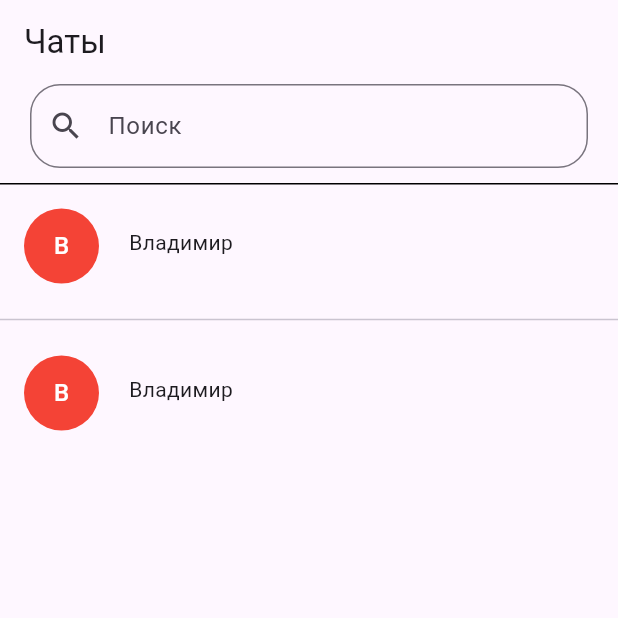
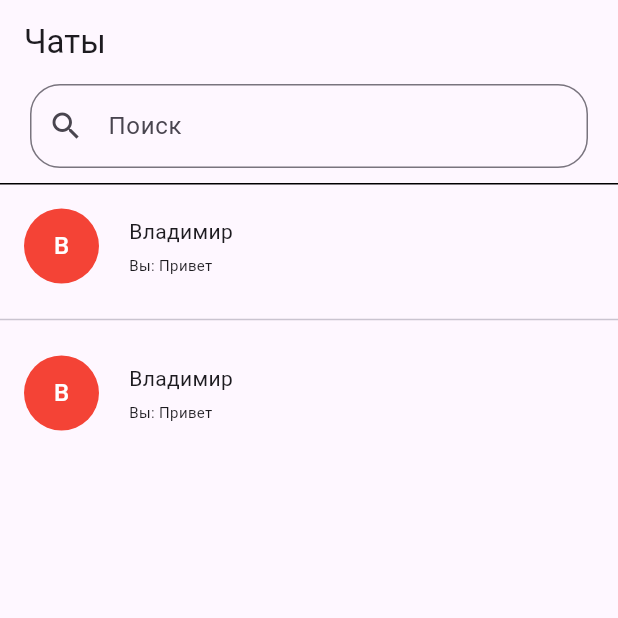
Before and after one commit to AbdullahAmangeldi/TestChatApp, a Flutter app: the screen it shows after launch, on a phone screen of 412 x 824 dp, the top half of it. Run offline on Flutter 3.47's test engine with Material 3 defaults, Android fonts, the phone set to English and light mode, and no system bars.

Commit message:
Added message search.

```diff
--- a/lib/chats_page.dart
+++ b/lib/chats_page.dart
@@ -1,5 +1,6 @@
+import 'package:test_chat_app/message.dart';
+import 'package:test_chat_app/user.dart';
 import 'package:flutter/material.dart';
-import 'package:test_chat_app/user.dart';
 
 import 'chat_page.dart';
 
@@ -7,16 +8,48 @@ List<User> listUsers = [
   User(
     name: 'Владимир',
     color: Colors.red,
-    messenges: []
-
+    messages: [
+      Message.divider(message: '27.01.22'),
+      Message(
+        'Сделай мне кофе, пожалуйста',
+        DateTime.now(),
+        true,
+        false,
+      ),
+      Message.divider(message: 'Сегодня'),
+      Message('Привет', DateTime.now(), true, false),
+    ],
   ),
   User(
     name: 'Владимир',
     color: Colors.red,
-    messenges: []
-
+    messages: [
+      Message.divider(message: '27.01.22'),
+      Message('Сделай мне кофе, пожалуйста', DateTime.now(), true, false),
+      Message.divider(message: 'Сегодня'),
+      Message('Привет', DateTime.now(), true, false),
+    ],
   )
 ];
+
+List<Message> allMessages(List<User> userList) {
+  List<Message> allMessages = [];
+  for (User user in userList) {
+    allMessages.addAll(
+      user.messages.where(
+            (Message message) {
+          if (message.isDivider) {
+            return false;
+          } else {
+            return true;
+          }
+        },
+      ),
+    );
+  }
+  return allMessages;
+}
+
 class ChatsPage extends StatefulWidget {
   const ChatsPage({super.key});
 
@@ -25,6 +58,11 @@ class ChatsPage extends StatefulWidget {
 }
 
 class _ChatsPageState extends State<ChatsPage> {
+  TextEditingController searchController = TextEditingController();
+
+  List<Message> originalList = allMessages(listUsers);
+  List<Message> filteredList = allMessages(listUsers);
+
   @override
   Widget build(BuildContext context) {
     return Scaffold(
@@ -36,7 +74,11 @@ class _ChatsPageState extends State<ChatsPage> {
           Padding(
               padding: const EdgeInsets.symmetric(horizontal: 20),
               child: TextField(
-
+                onChanged: (text) {
+                  filterMessages(searchController.text);
+                  setState(() {});
+                },
+                controller: searchController,
                 decoration: InputDecoration(
                   prefixIcon: const Icon(Icons.search),
                   border: OutlineInputBorder(
@@ -53,7 +95,8 @@ class _ChatsPageState extends State<ChatsPage> {
             height: 1,
           ),
           Expanded(
-            child: ListView.separated(
+              child: (searchController.text.trim().isEmpty)
+                  ? ListView.separated(
                 separatorBuilder: (context, index) {
                   return const Divider();
                 },
@@ -61,10 +104,14 @@ class _ChatsPageState extends State<ChatsPage> {
                 itemBuilder: (context, index) {
                   User user = listUsers[index];
 
+                  String lastMessage = (user.messages.last.isSender )? user.messages.last.message : "Вы: ${user.messages.last.message } ";
+                  Message message = user.messages.last;
+                  if ( message.dateSent!.day != DateTime.now().day ) {
 
 
+                  }
 
-
+                  {}
                   return InkWell(
                     onTap: () {
                       Navigator.of(context)
@@ -96,7 +143,11 @@ class _ChatsPageState extends State<ChatsPage> {
                             children: [
                               Text(user.name),
                               SizedBox(height: 5,),
-
+                              Text(
+                                lastMessage,
+                                style: const TextStyle(fontSize: 10),
+                                textAlign: TextAlign.left,
+                              )
                             ],
                           ),
                           Spacer(),
@@ -106,11 +157,45 @@ class _ChatsPageState extends State<ChatsPage> {
                     ),
                   );
                 },
-            ),
               )
-
+                  : messageSearch(filteredList)),
         ],
       ),
     );
   }
+
+  void filterMessages(
+      String search,
+      ) {
+    if (search == '') {
+      setState(() {});
     }
+    setState(() {
+      filteredList = originalList
+          .where((Message message) =>
+          message.message.toLowerCase().contains(search.toLowerCase()))
+          .toList();
+    });
+  }
+
+  Widget messageSearch(List<Message> messageList) {
+    return ListView.separated(
+      itemBuilder: (context, index) {
+        Message message = messageList[index];
+        return (!message.isDivider)
+            ? ListTile(
+          title: Text(
+            message.message,
+          ),
+          trailing: Text(
+              "${message.dateSent!.hour.toString()}:${(message.dateSent!.minute.toString().length == 1) ? '0${message.dateSent!.minute}' : message.dateSent!.minute.toString()}"),
+        )
+            : const SizedBox();
+      },
+      separatorBuilder: (context, index) {
+        return const Divider();
+      },
+      itemCount: messageList.length,
+    );
+  }
+}
--- a/lib/message.dart
+++ b/lib/message.dart
@@ -6,6 +6,15 @@ class Message {
   final bool isRead;
   final bool isSender;
   final bool isDivider;
+  Message.divider(
 
+      {
+
+        required this.message,
+        this.dateSent ,
+        this.isRead = false,
+        this.isSender = false,
+        this.isDivider = true,
+        });
 
 }
--- a/lib/user.dart
+++ b/lib/user.dart
@@ -3,9 +3,9 @@ import 'dart:ui';
 import 'message.dart';
 
 class User{
-  User( {required this.name, required this.color, required this.messenges});
+  User( {required this.name, required this.color, required this.messages});
   String name;
   Color color;
-  List<Message> messenges;
+  List<Message> messages;
 
 }
```
Also changed, not shown: lib/chat_page.dart (+35 -10 lines). Lines whose indentation alone changed are shown as unchanged.
